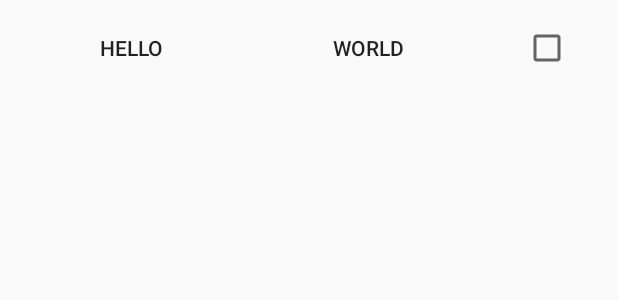
After one commit to razvanred/MindTheGap, an Android app: the layout item_word.xml on its own in the app's theme, with its tools: preview values and no code run, on a phone screen of 412 x 824 dp. The commit adds this screen. Shown: the top 300 px of the screen. Run offline under Robolectric (Android 15) with nearby library versions, the phone set to English and light mode, and no system bars.

Commit message:
Almost finished item_file Must be reviewed the three way to check

```diff
--- a/app/src/main/AndroidManifest.xml
+++ b/app/src/main/AndroidManifest.xml
@@ -20,7 +20,8 @@
             </intent-filter>
         </activity>
         <activity android:name=".RunActivity" />
-        <activity android:name=".SelectFilesActivity"></activity>
+        <activity android:name=".SelectFilesActivity" />
+        <activity android:name=".SelectWordsActivity"></activity>
     </application>
 
 </manifest>
--- a/app/src/main/java/com/iceproject/mindthegap/MainActivity.kt
+++ b/app/src/main/java/com/iceproject/mindthegap/MainActivity.kt
@@ -60,7 +60,6 @@ class MainActivity : AppCompatActivity() {
             bsbWordsNumber.setProgress((bsbWordsNumber.progress - 1).toFloat())
         }
 
-
         cardQuestions.tag = arrayCard[0]
         cardAnswers.tag = arrayCard[1]
 
@@ -71,15 +70,11 @@ class MainActivity : AppCompatActivity() {
     }
 
     override fun onCreateOptionsMenu(menu: Menu): Boolean {
-        // Inflate the menu; this adds items to the action bar if it is present.
         menuInflater.inflate(R.menu.menu_main, menu)
         return true
     }
 
     override fun onOptionsItemSelected(item: MenuItem): Boolean {
-        // Handle action bar item clicks here. The action bar will
-        // automatically handle clicks on the Home/Up button, so long
-        // as you specify a parent activity in AndroidManifest.xml.
         return when (item.itemId) {
             R.id.actSettings -> true
             else -> super.onOptionsItemSelected(item)
--- /dev/null
+++ b/app/src/main/res/layout/item_word.xml
@@ -0,0 +1,51 @@
+<?xml version="1.0" encoding="utf-8"?>
+<android.support.constraint.ConstraintLayout xmlns:android="http://schemas.android.com/apk/res/android"
+    xmlns:app="http://schemas.android.com/apk/res-auto"
+    android:layout_width="match_parent"
+    android:layout_height="match_parent"
+    android:padding="8dp">
+
+    <Button
+        android:id="@+id/btnQuestion"
+        style="@style/Widget.AppCompat.Button.Borderless"
+        android:layout_width="0dp"
+        android:layout_height="wrap_content"
+        android:text="Hello"
+        app:layout_constraintEnd_toEndOf="@id/gv0"
+        app:layout_constraintStart_toStartOf="parent"
+        app:layout_constraintTop_toTopOf="parent" />
+
+    <android.support.constraint.Guideline
+        android:id="@+id/gv0"
+        android:layout_width="wrap_content"
+        android:layout_height="wrap_content"
+        android:orientation="vertical"
+        app:layout_constraintGuide_percent="0.4" />
+
+    <android.support.constraint.Guideline
+        android:id="@+id/gv1"
+        android:layout_width="wrap_content"
+        android:layout_height="wrap_content"
+        android:orientation="vertical"
+        app:layout_constraintGuide_percent="0.8" />
+
+    <Button
+        android:id="@+id/btnAnswer"
+        style="@style/Widget.AppCompat.Button.Borderless"
+        android:layout_width="0dp"
+        android:layout_height="wrap_content"
+        android:text="world"
+        app:layout_constraintEnd_toEndOf="@id/gv1"
+        app:layout_constraintStart_toStartOf="@id/gv0"
+        app:layout_constraintTop_toTopOf="@id/btnQuestion" />
+
+    <CheckBox
+        android:id="@+id/ck"
+        android:layout_width="wrap_content"
+        android:layout_height="wrap_content"
+        app:layout_constraintBottom_toBottomOf="@id/btnQuestion"
+        app:layout_constraintEnd_toEndOf="parent"
+        app:layout_constraintStart_toStartOf="@id/gv1"
+        app:layout_constraintTop_toTopOf="@id/btnQuestion" />
+
+</android.support.constraint.ConstraintLayout>
```
Also changed, not shown: app/src/main/java/com/iceproject/mindthegap/SelectWordsActivity.kt (added, +12 -0 lines), app/src/main/java/com/iceproject/mindthegap/ui/FilesAdapter.kt (+13 -1 lines), app/src/main/res/layout/activity_select_words.xml (added, +61 -0 lines), app/src/main/res/layout/item_file.xml (+7 -2 lines).
